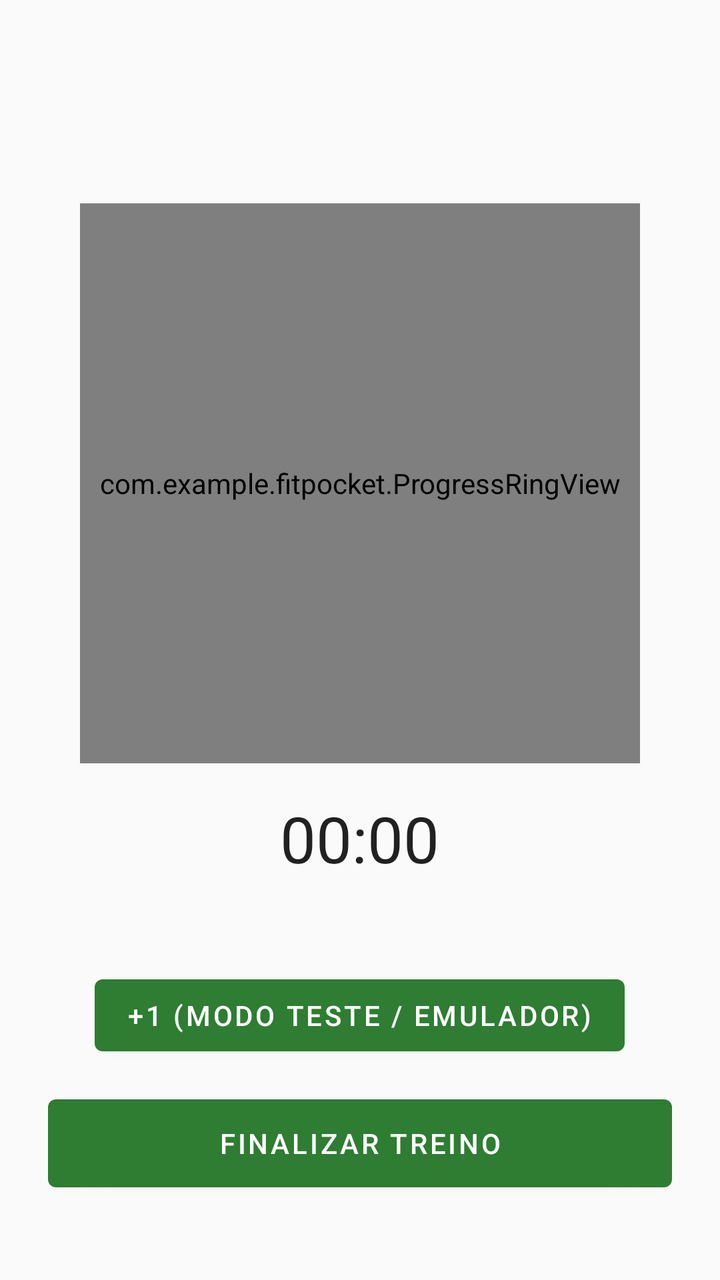
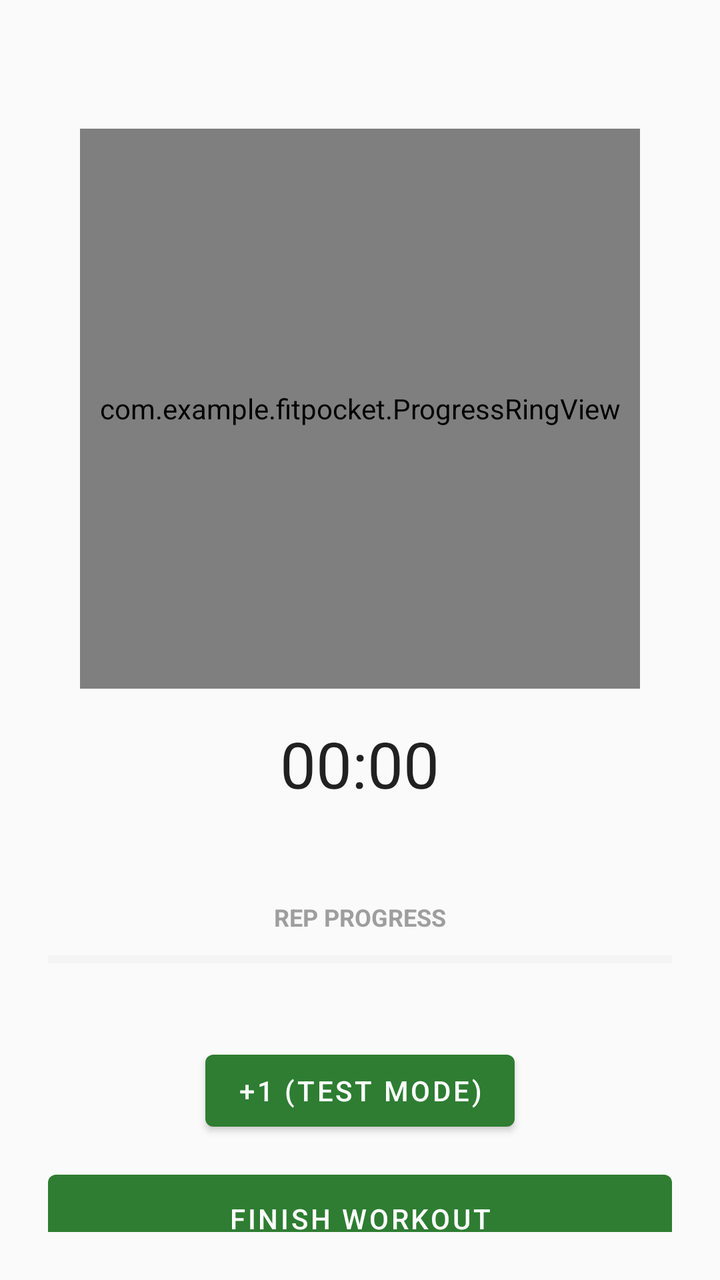

Screens rendered from an Android XML layout before and after an edit, with the pre-edit source and the edit as a unified diff.
<!-- AndroidManifest.xml: application theme Theme.FitPocket -->
<!-- res/layout/activity_training.xml -->
<?xml version="1.0" encoding="utf-8"?>
<LinearLayout xmlns:android="http://schemas.android.com/apk/res/android"
    android:layout_width="match_parent"
    android:layout_height="match_parent"
    android:gravity="center"
    android:orientation="vertical"
    android:padding="24dp">

    <TextView
        android:id="@+id/tvExercise"
        android:layout_width="wrap_content"
        android:layout_height="wrap_content"
        android:textSize="28sp"
        android:textStyle="bold" />

    <com.example.fitpocket.ProgressRingView
        android:id="@+id/ring"
        android:layout_width="280dp"
        android:layout_height="280dp"
        android:layout_marginTop="24dp" />

    <Chronometer
        android:id="@+id/chrono"
        android:layout_width="wrap_content"
        android:layout_height="wrap_content"
        android:layout_marginTop="16dp"
        android:textSize="32sp" />

    <TextView
        android:id="@+id/tvHint"
        android:layout_width="match_parent"
        android:layout_height="wrap_content"
        android:layout_marginTop="12dp"
        android:gravity="center" />

    <Button
        android:id="@+id/btnManual"
        android:layout_width="wrap_content"
        android:layout_height="wrap_content"
        android:layout_marginTop="12dp"
        android:text="+1 (modo teste / emulador)" />

    <Button
        android:id="@+id/btnFinish"
        android:layout_width="match_parent"
        android:layout_height="56dp"
        android:layout_marginTop="12dp"
        android:text="Finalizar treino" />
</LinearLayout>
<!-- resources referenced by this layout -->
<resources>
  <style name="Theme.FitPocket" parent="Theme.MaterialComponents.DayNight.NoActionBar">
          <item name="colorPrimary">@color/primary</item>
          <item name="colorPrimaryDark">@color/primary_dark</item>
          <item name="colorAccent">@color/accent</item>
          <item name="android:statusBarColor">@color/primary_dark</item>
          <item name="android:windowBackground">@color/background</item>
      </style>
  <color name="primary">#2E7D32</color>
  <color name="primary_dark">#1B5E20</color>
  <color name="accent">#66BB6A</color>
  <color name="background">#FAFAFA</color>
</resources>

<!-- the commit's change to res/layout/activity_training.xml (unified diff, before → after) -->
@@ -33,17 +33,47 @@
         android:layout_marginTop="12dp"
         android:gravity="center" />
 
+    <TextView
+        android:layout_width="wrap_content"
+        android:layout_height="wrap_content"
+        android:layout_marginTop="16dp"
+        android:text="Rep progress"
+        android:textAllCaps="true"
+        android:textColor="#9E9E9E"
+        android:textSize="12sp"
+        android:textStyle="bold" />
+
+    <ProgressBar
+        android:id="@+id/progressIntensity"
+        style="?android:attr/progressBarStyleHorizontal"
+        android:layout_width="match_parent"
+        android:layout_height="14dp"
+        android:layout_marginTop="6dp"
+        android:max="100"
+        android:progress="0"
+        android:progressTint="@color/primary"
+        android:progressBackgroundTint="#E0E0E0" />
+
+    <TextView
+        android:id="@+id/tvSensorDebug"
+        android:layout_width="match_parent"
+        android:layout_height="wrap_content"
+        android:layout_marginTop="4dp"
+        android:gravity="center"
+        android:textColor="#9E9E9E"
+        android:textSize="11sp" />
+
     <Button
         android:id="@+id/btnManual"
         android:layout_width="wrap_content"
         android:layout_height="wrap_content"
-        android:layout_marginTop="12dp"
-        android:text="+1 (modo teste / emulador)" />
+        android:layout_marginTop="16dp"
+        android:text="+1 (test mode)" />
 
     <Button
         android:id="@+id/btnFinish"
         android:layout_width="match_parent"
         android:layout_height="56dp"
         android:layout_marginTop="12dp"
-        android:text="Finalizar treino" />
+        android:text="Finish workout" />
 </LinearLayout>
<!-- resource entries referenced after the edit -->
@@ -1,6 +1,6 @@
 <!-- resources referenced by this layout -->
 <resources>
-  <style name="Theme.FitPocket" parent="Theme.MaterialComponents.DayNight.NoActionBar">
+  <style name="Theme.FitPocket" parent="Theme.MaterialComponents.Light.NoActionBar">
           <item name="colorPrimary">@color/primary</item>
           <item name="colorPrimaryDark">@color/primary_dark</item>
           <item name="colorAccent">@color/accent</item>
